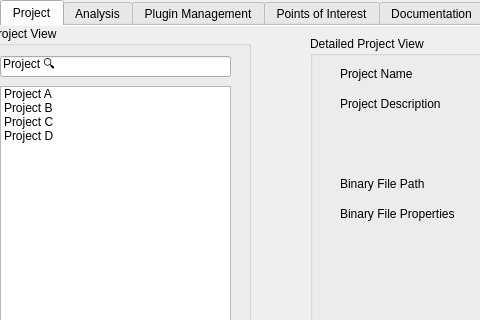
Qt form main.ui (maurygrin/Software-Project-Team9) before a commit; both pictures show x 0 to 480 and y 0 to 320 of the 1318 by 755 pixel window.
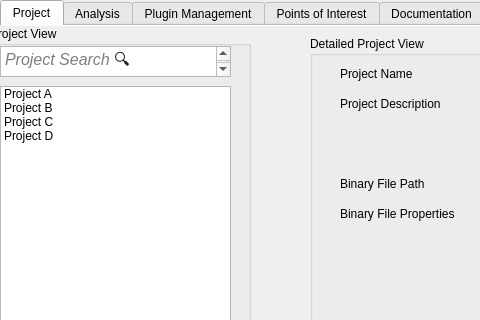
The same form after that commit.

Commit message: Included last buttons

Patch:
```diff
--- a/main.ui
+++ b/main.ui
@@ -73,19 +73,6 @@
         <string>New</string>
        </property>
       </widget>
-      <widget class="QLineEdit" name="lineEdit">
-       <property name="geometry">
-        <rect>
-         <x>10</x>
-         <y>30</y>
-         <width>231</width>
-         <height>21</height>
-        </rect>
-       </property>
-       <property name="text">
-        <string>Project 🔍 </string>
-       </property>
-      </widget>
       <widget class="QListWidget" name="listWidget_3">
        <property name="geometry">
         <rect>
@@ -123,6 +110,23 @@
         </property>
        </item>
       </widget>
+      <widget class="QTextEdit" name="poiSearch_4">
+       <property name="geometry">
+        <rect>
+         <x>10</x>
+         <y>20</y>
+         <width>231</width>
+         <height>31</height>
+        </rect>
+       </property>
+       <property name="html">
+        <string>&lt;!DOCTYPE HTML PUBLIC &quot;-//W3C//DTD HTML 4.0//EN&quot; &quot;http://www.w3.org/TR/REC-html40/strict.dtd&quot;&gt;
+&lt;html&gt;&lt;head&gt;&lt;meta name=&quot;qrichtext&quot; content=&quot;1&quot; /&gt;&lt;style type=&quot;text/css&quot;&gt;
+p, li { white-space: pre-wrap; }
+&lt;/style&gt;&lt;/head&gt;&lt;body style=&quot; font-family:'.SF NS Text'; font-size:13pt; font-weight:400; font-style:normal;&quot;&gt;
+&lt;p style=&quot; margin-top:0px; margin-bottom:0px; margin-left:0px; margin-right:0px; -qt-block-indent:0; text-indent:0px;&quot;&gt;&lt;span style=&quot; font-family:'MS Shell Dlg 2'; font-size:12pt; font-style:italic; color:#7e7e7e;&quot;&gt;Project Search &lt;/span&gt;&lt;span style=&quot; font-family:'Roboto,arial,sans-serif'; font-size:12pt; color:#222222; background-color:#ffffff;&quot;&gt;🔍&lt;/span&gt;&lt;span style=&quot; font-family:'MS Shell Dlg 2'; font-size:12pt; font-style:italic; color:#7e7e7e;&quot;&gt; &lt;/span&gt;&lt;/p&gt;&lt;/body&gt;&lt;/html&gt;</string>
+       </property>
+      </widget>
      </widget>
      <widget class="QGroupBox" name="groupBox_2">
       <property name="geometry">
```
Left out of the diff: 189 changed lines with no effect on the pictures.
